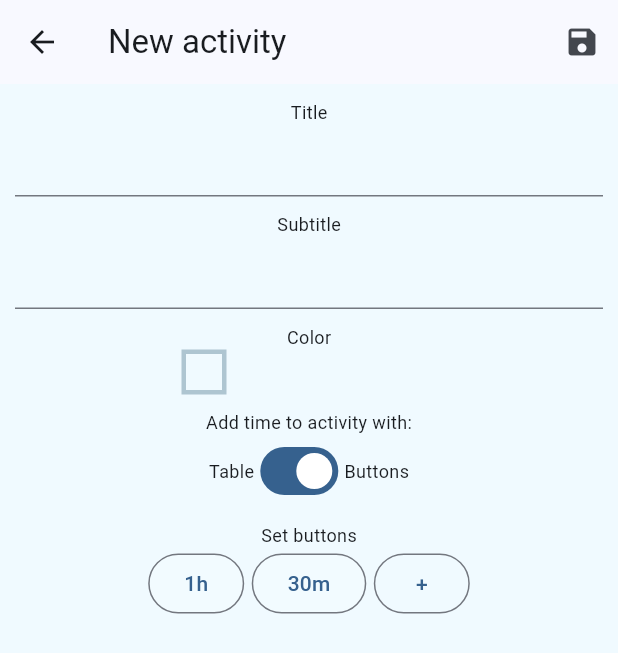
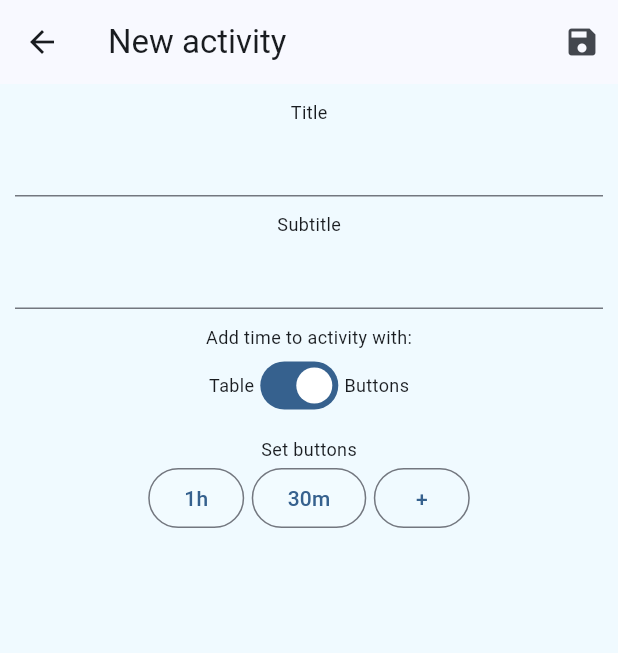
Before and after one commit to sv-makh/minimal_time_tracker, a Flutter app: the AddActivityScreen screen opened directly, on a phone screen of 412 x 824 dp. Shown: the top 653 px of the screen. Run offline on Flutter 3.47's test engine with Material 2 defaults, Android fonts, the phone set to English and light mode, and no system bars; our stand-ins replace equatable, flutter_bloc, hive, hive_flutter, shared_preferences; accounts and stored records are empty; generated files the repository leaves out were written again.

Commit message:
some cleanup; remove unfinished pallettes

```diff
--- a/lib/screens/add_activity_screen.dart
+++ b/lib/screens/add_activity_screen.dart
@@ -65,6 +65,8 @@ class AddActivityScreen extends StatelessWidget {
           _numOfCells = state.numOfCells.toString();
 
           int themeMode = settingsState.themeMode ? 1 : 0;
+
+          bool noColorPicker = (settingsState.theme == 'Pale');
 
           return Scaffold(
             backgroundColor: themePalettes[settingsState.theme]![themeMode][0]
@@ -153,9 +155,9 @@ class AddActivityScreen extends StatelessWidget {
                         onChanged: (value) => _subtitleOfEditedActivity = value,
                       ),
                       const SpacerBox(),
-                      Text(AppLocalizations.of(context)!.color),
-                      _colorPicker(context, state.color, settingsState.theme!, themeMode),
-                      const SpacerBox(),
+                      noColorPicker ? Container() : Text(AppLocalizations.of(context)!.color),
+                      noColorPicker ? Container() : _colorPicker(context, state.color, settingsState.theme!, themeMode),
+                      noColorPicker ? Container() : const SpacerBox(),
                       Text(AppLocalizations.of(context)!.addNewIntervals),
                       Row(
                         mainAxisAlignment: MainAxisAlignment.center,
--- a/lib/settings/themes.dart
+++ b/lib/settings/themes.dart
@@ -35,14 +35,14 @@ ThemeData appThemeDark(String themeName, int fontSize) {
 
 Map<String, MaterialColor> primarySwatches = {
   'Pale': Colors.blue,
-  'Dusty Rose': Colors.pink,
-  'Olive': Colors.teal,
+  //'Dusty Rose': Colors.pink,
+  //'Olive': Colors.teal,
   'Pastel': Colors.purple,
 };
 
 Map<String, List<List<List<Color>>>> themePalettes = {
   'Pale': [[pale, paleDark, paleInactive], [paleDarkMode, paleDark, paleInactiveDarkMode]],
-  'Dusty Rose': [[dustyRose, dustyRoseDark, dustyRoseInactive],[dustyRose, dustyRoseDark, dustyRoseInactive]],
-  'Olive': [[olive, oliveDark, oliveInactive],[olive, oliveDark, oliveInactive]],
+  //'Dusty Rose': [[dustyRose, dustyRoseDark, dustyRoseInactive],[dustyRose, dustyRoseDark, dustyRoseInactive]],
+  //'Olive': [[olive, oliveDark, oliveInactive],[olive, oliveDark, oliveInactive]],
   'Pastel': [[pastel, pastelDark, pastelInactive],[pastelDarkMode, pastelDark, pastelInactiveDarkMode],],
 };
```
Also changed, not shown: lib/settings/color_palettes.dart (+5 -26 lines).
